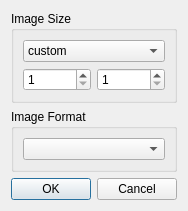
Qt form widgets/new_image_file_dialog.ui (LeoBusta/PixelBooster) before a commit.
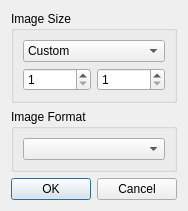
The same form after that commit.

Patch:
```diff
--- a/widgets/new_image_file_dialog.ui
+++ b/widgets/new_image_file_dialog.ui
@@ -24,7 +24,7 @@
        <widget class="QComboBox" name="preset_comboBox">
         <item>
          <property name="text">
-          <string>custom</string>
+          <string>Custom</string>
          </property>
         </item>
        </widget>
```
